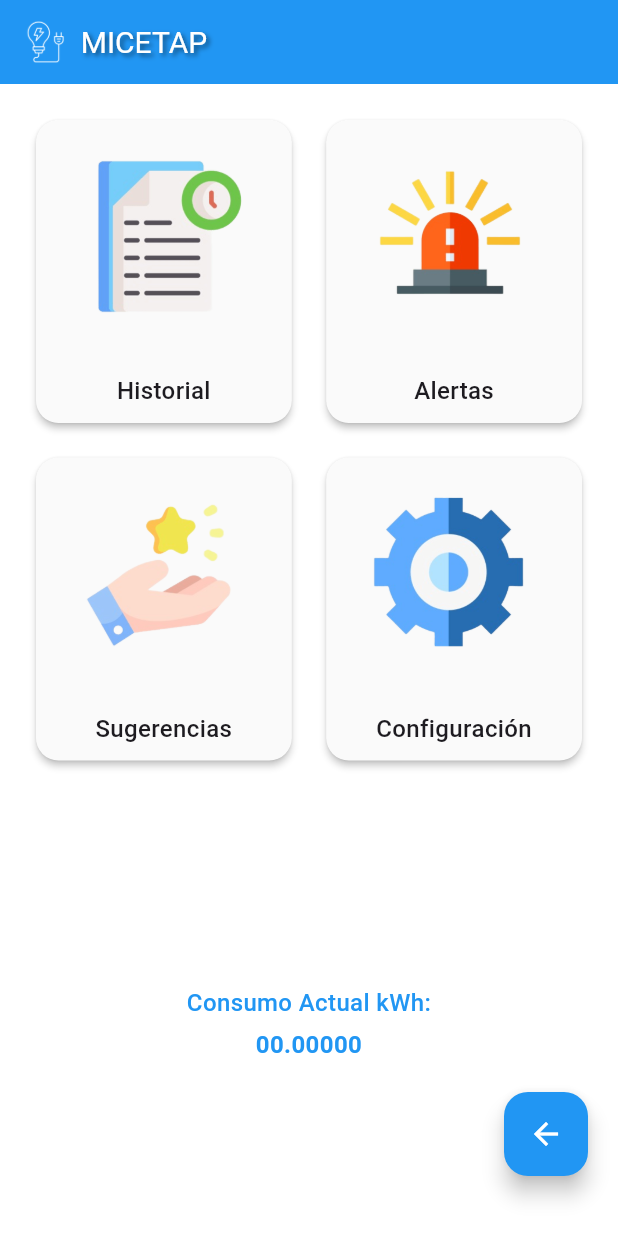
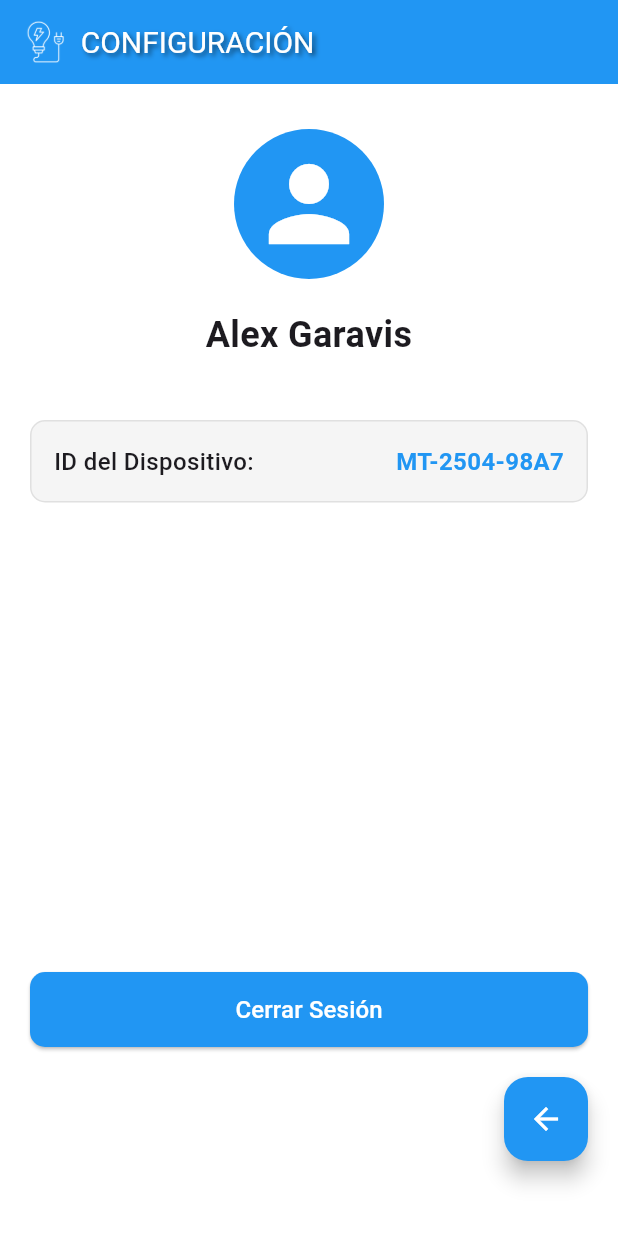
Before and after one commit to Garavis/micetap_v1, a Flutter app: the HomeView screen opened by its route, after a tap on "Configuración", on a phone screen of 412 x 824 dp. Run offline on Flutter 3.47's test engine with Material 3 defaults, Android fonts, the phone set to English and light mode, and no system bars; our stand-ins replace fl_chart.

Commit message:
Vistas terminadas
Ahora si viene lo complicado

```diff
--- a/lib/main.dart
+++ b/lib/main.dart
@@ -1,6 +1,7 @@
 // main.dart
 import 'package:flutter/material.dart';
 import 'package:micetap_v1/views/alert_view.dart';
+import 'package:micetap_v1/views/config_view.dart';
 import 'package:micetap_v1/views/history_view.dart';
 import 'package:micetap_v1/views/home_view.dart' show HomeView;
 import 'package:micetap_v1/views/register_view.dart';
@@ -28,7 +29,8 @@ class MyApp extends StatelessWidget {
         '/home': (context) => HomeView(),
         '/history': (context) => HistoryView(),
         '/alerts': (context) => AlertsView(), // Placeholder for alert view
-        '/suggestions': (context) => const SuggestionsView(), // Placeholder for suggestions view
+        '/suggestions': (context) => SuggestionsView(),
+        '/config': (context) => ConfigView(), // Placeholder for config view'
       },
     );
   }
--- /dev/null
+++ b/lib/views/config_view.dart
@@ -0,0 +1,109 @@
+import 'package:flutter/material.dart';
+import 'package:micetap_v1/widgets/appbard.dart';
+import 'package:micetap_v1/widgets/buttonback.dart';
+
+class ConfigView extends StatelessWidget {
+  // Este sería el ID del dispositivo que obtendrías de tu sistema
+  final String deviceId = "MT-2504-98A7";
+  // Nombre del usuario (en una app real vendría de tu sistema de autenticación)
+  final String userName = "Alex Garavis";
+
+  const ConfigView({Key? key}) : super(key: key);
+
+  @override
+  Widget build(BuildContext context) {
+    return Scaffold(
+      backgroundColor: Colors.white,
+      appBar: customAppBar('CONFIGURACIÓN'),
+      body: Container(
+        padding: const EdgeInsets.symmetric(horizontal: 20, vertical: 30),
+        child: Column(
+          children: [
+            // Foto de perfil
+            const CircleAvatar(
+              radius: 50,
+              backgroundColor: Colors.blue,
+              child: Icon(
+                Icons.person,
+                size: 80,
+                color: Colors.white,
+              ),
+            ),
+            const SizedBox(height: 20),
+
+            // Nombre del usuario
+            Text(
+              userName,
+              style: const TextStyle(
+                fontSize: 24,
+                fontWeight: FontWeight.bold,
+              ),
+              textAlign: TextAlign.center,
+            ),
+            const SizedBox(height: 40),
+
+            // ID del dispositivo
+            Container(
+              padding: const EdgeInsets.all(15),
+              decoration: BoxDecoration(
+                color: Colors.grey[100],
+                borderRadius: BorderRadius.circular(10),
+                border: Border.all(color: Colors.grey[300]!)
+              ),
+              child: Row(
+                mainAxisAlignment: MainAxisAlignment.spaceBetween,
+                children: [
+                  const Text(
+                    "ID del Dispositivo:",
+                    style: TextStyle(
+                      fontSize: 16,
+                      fontWeight: FontWeight.w500,
+                    ),
+                  ),
+                  Text(
+                    deviceId,
+                    style: const TextStyle(
+                      fontSize: 16,
+                      fontWeight: FontWeight.bold,
+                      color: Colors.blue,
+                    ),
+                  ),
+                ],
+              ),
+            ),
+
+            const Spacer(), // Empuja el botón hacia abajo
+
+            // Botón de cerrar sesión
+            SizedBox(
+              width: double.infinity,
+              height: 50,
+              child: ElevatedButton(
+                onPressed: () {
+                  // Aquí agregarías la lógica para cerrar sesión
+                  Navigator.pushReplacementNamed(context, '/');
+                },
+                style: ElevatedButton.styleFrom(
+                  backgroundColor: Colors.blue,
+                  foregroundColor: Colors.white,
+                  shape: RoundedRectangleBorder(
+                    borderRadius: BorderRadius.circular(10),
+                  ),
+                ),
+                child: const Text(
+                  'Cerrar Sesión',
+                  style: TextStyle(fontSize: 16),
+                ),
+              ),
+            ),
+
+            const SizedBox(height: 20),
+
+            // Botón de retroceso
+            const FloatingBackButton(route: '/home'),
+          ],
+        ),
+      ),
+    );
+  }
+}
--- a/lib/views/home_view.dart
+++ b/lib/views/home_view.dart
@@ -58,7 +58,7 @@ class _HomeViewState extends State<HomeView> {
                     title: 'Configuración',
                     imagePath: 'assets/images/home/config.png',
                     onTap: () {
-                      // Navegación a vista de configuración
+                      Navigator.pushNamed(context, '/config');
                     },
                   ),
                 ],
@@ -73,7 +73,7 @@ class _HomeViewState extends State<HomeView> {
                   const Text(
                     'Consumo Actual kWh:',
                     style: TextStyle(
-                      fontSize: 16,
+                      fontSize: 20,
                       color: Colors.blue,
                       fontWeight: FontWeight.w500,
                     ),
@@ -83,17 +83,25 @@ class _HomeViewState extends State<HomeView> {
                   Text(
                     _consumption.toStringAsFixed(5).padLeft(8, '0'),
                     style: const TextStyle(
-                      fontSize: 16,
+                      fontSize: 20,
                       color: Colors.blue,
                       fontWeight: FontWeight.bold,
                     ),
                     textAlign: TextAlign.center,
                   ),
+                  const SizedBox(height: 70),
+                  Text(
+                    '©Powered by: Garavis A, Paz H',
+                    style: TextStyle(
+                      fontSize: 12,
+                      color: Colors.grey[600],
+                      fontWeight: FontWeight.w400,
+                    ),
+                  ),
                 ],
               ),
             ),
             // Botón de retroceso
-            const FloatingBackButton(route: '/'),
           ],
         ),
       ),
```
